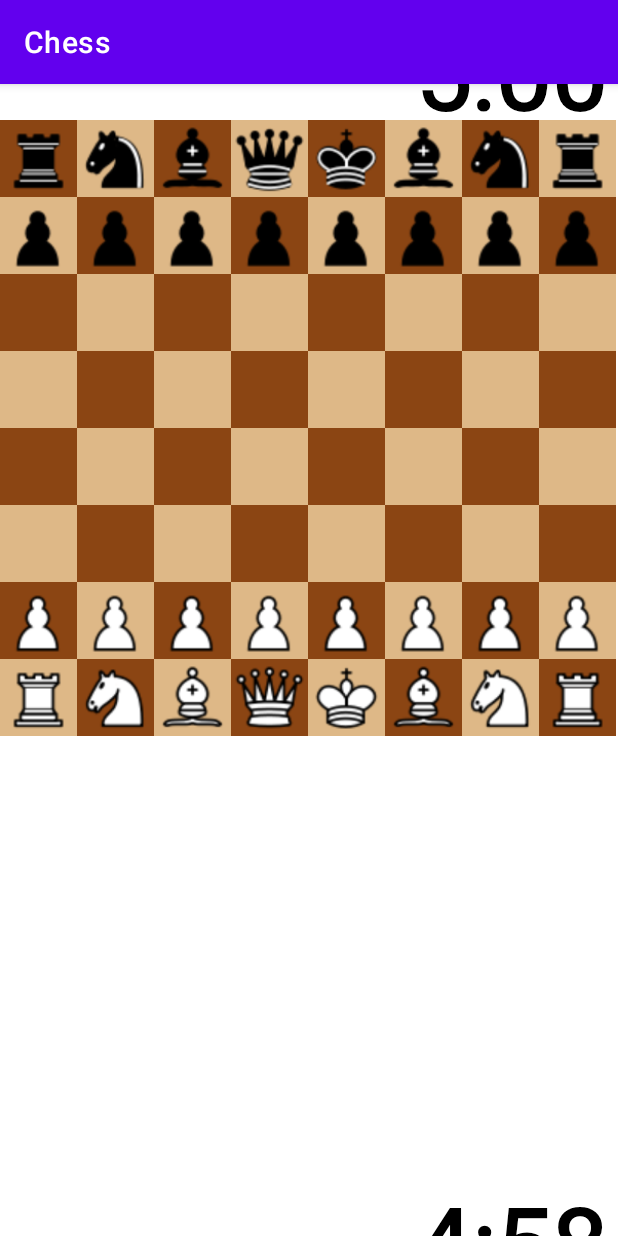
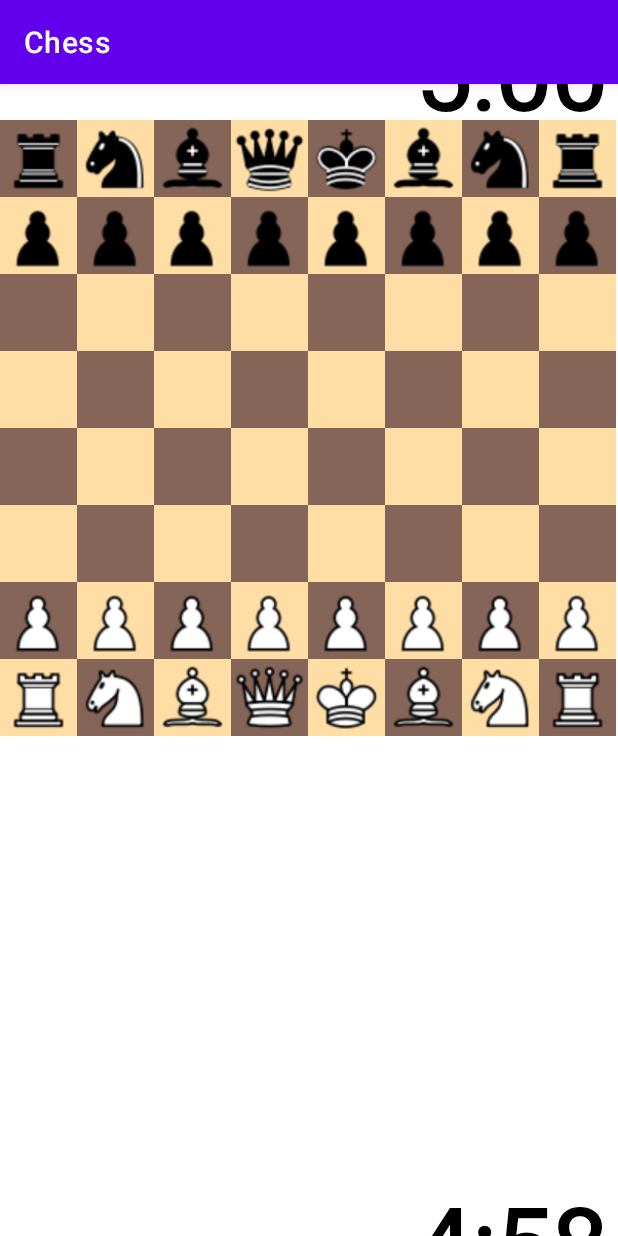
Before and after one commit to AntonDubrovin/Chess, an Android app: the screen it shows after launch (MainActivity), on a phone screen of 412 x 824 dp. Run offline under Robolectric (Android 15) with nearby library versions, the light colour scheme and no system bars.

Commit message:
added new colors + common move figure

```diff
--- a/app/src/main/java/com/example/mygame/board/BoardView.kt
+++ b/app/src/main/java/com/example/mygame/board/BoardView.kt
@@ -61,28 +61,32 @@ class BoardView @JvmOverloads constructor(
     }
 
     private val paintWhite = Paint().apply {
-        color = Color.parseColor("#DEB887")
+        //color = Color.parseColor("#DEB887")
+        color = Color.parseColor("#B3FFD180")
         isAntiAlias = true
         strokeWidth = 10F
         style = Paint.Style.FILL
     }
 
     private val paintBlack = Paint().apply {
-        color = Color.parseColor("#8B4513")
+        //color = Color.parseColor("#8B4513")
+        color = Color.parseColor("#E6795548")
         isAntiAlias = true
         strokeWidth = 10F
         style = Paint.Style.FILL
     }
 
     private val paintSelected = Paint().apply {
-        color = Color.parseColor("#B3C0C0C0")
+        //color = Color.parseColor("#B3C0C0C0")
+        color = Color.parseColor("#B3B0BEC5")
         isAntiAlias = true
         strokeWidth = 10F
         style = Paint.Style.FILL
     }
 
     private val paintCheck = Paint().apply {
-        color = Color.parseColor("#D50000")
+        //color = Color.parseColor("#D50000")
+        color = Color.parseColor("#B71C1C")
         isAntiAlias = true
         strokeWidth = 10F
         style = Paint.Style.FILL
--- a/app/src/main/java/com/example/mygame/figure/common/AbstractFigure.kt
+++ b/app/src/main/java/com/example/mygame/figure/common/AbstractFigure.kt
@@ -67,10 +67,10 @@ abstract class AbstractFigure : FigureInterface {
     fun showAttack(canvas: Canvas, width: Int, column: Int, dy: Int, row: Int, dx: Int) {
         if (MoveMaker.checkChoose(column, dy, row, dx, color)) {
             val paintAttack = Paint().apply {
-                color = Color.parseColor("#ccFF4500")
+                color = Color.parseColor("#40FF5722")
+                //color = Color.parseColor("#ccFF4500")
                 isAntiAlias = true
-                strokeWidth = 10F
-                style = Paint.Style.STROKE
+                style = Paint.Style.FILL
             }
             canvas.drawRect(
                     0f + (row + dx) * (width / 8) + 1,
```
Also changed, not shown: app/src/main/java/com/example/mygame/MoveMaker.kt (+18 -26 lines). Lines whose indentation alone changed are shown as unchanged.
